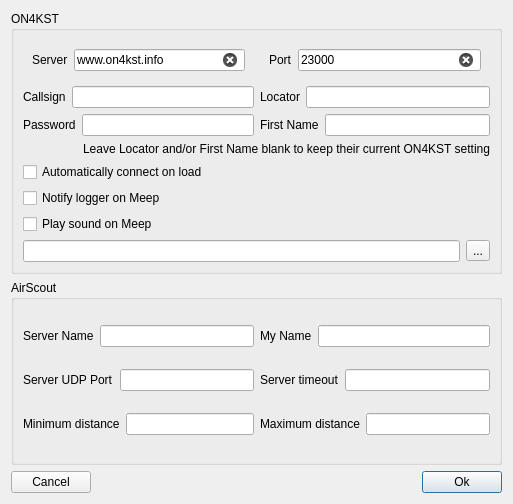
The window that mqt/MqtKSTClient/kstconfigure.ui (Rsclub22/Minos2-Mirror) describes before a commit, drawn with Qt 5.
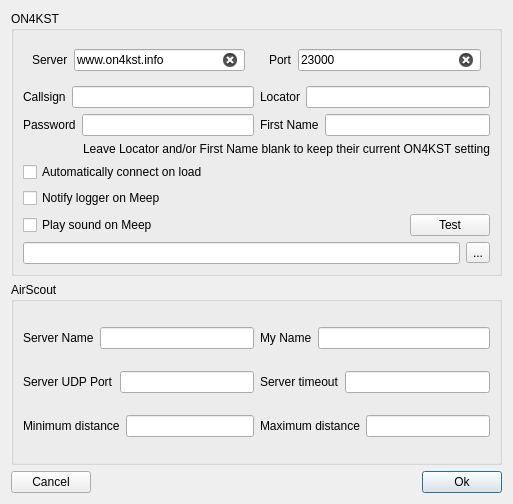
The same window after the commit.

What changed in the file:
```diff
--- a/mqt/MqtKSTClient/kstconfigure.ui
+++ b/mqt/MqtKSTClient/kstconfigure.ui
@@ -19,7 +19,7 @@
      <property name="title">
       <string>ON4KST</string>
      </property>
-     <layout class="QVBoxLayout" name="verticalLayout_3">
+     <layout class="QVBoxLayout" name="verticalLayout">
       <item>
        <layout class="QHBoxLayout" name="horizontalLayout_7">
         <item>
@@ -212,7 +212,7 @@
        </layout>
       </item>
       <item>
-       <layout class="QVBoxLayout" name="verticalLayout">
+       <layout class="QHBoxLayout" name="horizontalLayout_23">
         <item>
          <widget class="QCheckBox" name="meepPlaySound">
           <property name="text">
@@ -221,6 +221,28 @@
          </widget>
         </item>
         <item>
+         <spacer name="horizontalSpacer_4">
+          <property name="orientation">
+           <enum>Qt::Horizontal</enum>
+          </property>
+          <property name="sizeHint" stdset="0">
+           <size>
+            <width>40</width>
+            <height>20</height>
+           </size>
+          </property>
+         </spacer>
+        </item>
+        <item>
+         <widget class="QPushButton" name="testButton">
+          <property name="text">
+           <string>Test</string>
+          </property>
+         </widget>
+        </item>
+       </layout>
+      </item>
+      <item>
          <layout class="QHBoxLayout" name="horizontalLayout_22">
           <item>
            <widget class="QLineEdit" name="meepSound">
@@ -235,8 +257,6 @@
              <string>...</string>
             </property>
            </widget>
-          </item>
-         </layout>
         </item>
        </layout>
       </item>
```
Lines whose indentation alone changed are shown as unchanged.
